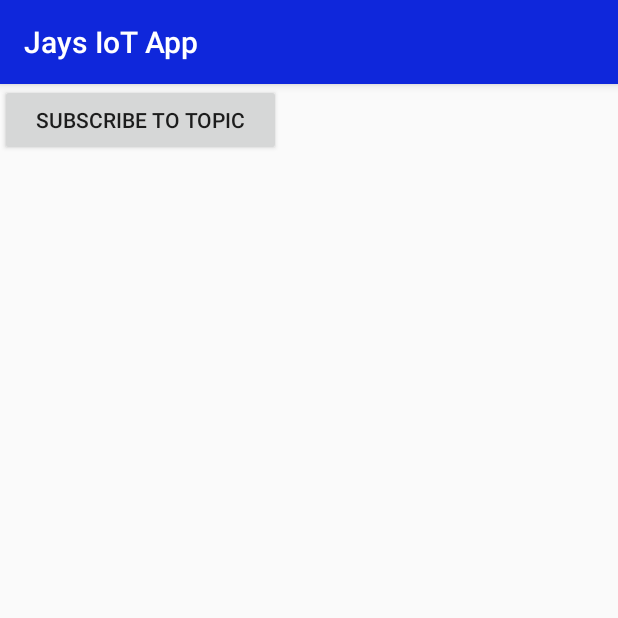
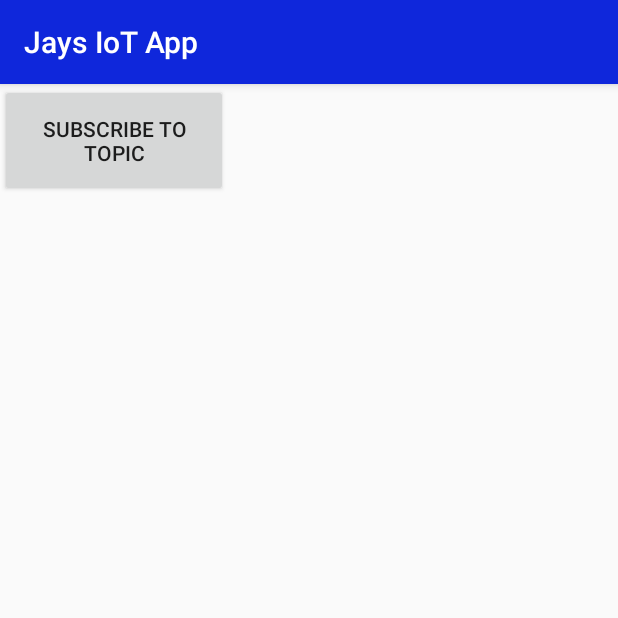
Before and after one commit to jmay24/InternetOfThingsProject, an Android app: the Settings screen opened directly, with no data from a screen before it, on a phone screen of 412 x 824 dp, the top half of it. Run offline under Robolectric (Android 15) with nearby library versions, the light colour scheme and no system bars.

Commit message:
activity info

```diff
--- a/app/src/main/res/layout/activity_info.xml
+++ b/app/src/main/res/layout/activity_info.xml
@@ -1,11 +1,22 @@
 <?xml version="1.0" encoding="utf-8"?>
 <LinearLayout xmlns:android="http://schemas.android.com/apk/res/android"
     android:orientation="vertical" android:layout_width="match_parent"
-    android:layout_height="match_parent">
+    android:layout_height="wrap_content">
 
-    <Button
-        android:text="Subscribe to Topic"
-        android:layout_width="187dp"
-        android:layout_height="wrap_content"
-        android:id="@+id/button" />
+    <LinearLayout
+        android:orientation="vertical"
+        android:layout_width="152dp"
+        android:layout_height="match_parent">
+
+        <Button
+            android:text="Subscribe to Topic"
+            android:layout_width="match_parent"
+            android:layout_height="wrap_content"
+            android:id="@+id/button"
+            android:padding="20dp"
+            android:paddingLeft="40dp"
+            android:paddingTop="20dp"
+            android:foregroundGravity="right" />
+    </LinearLayout>
+
 </LinearLayout>
```
